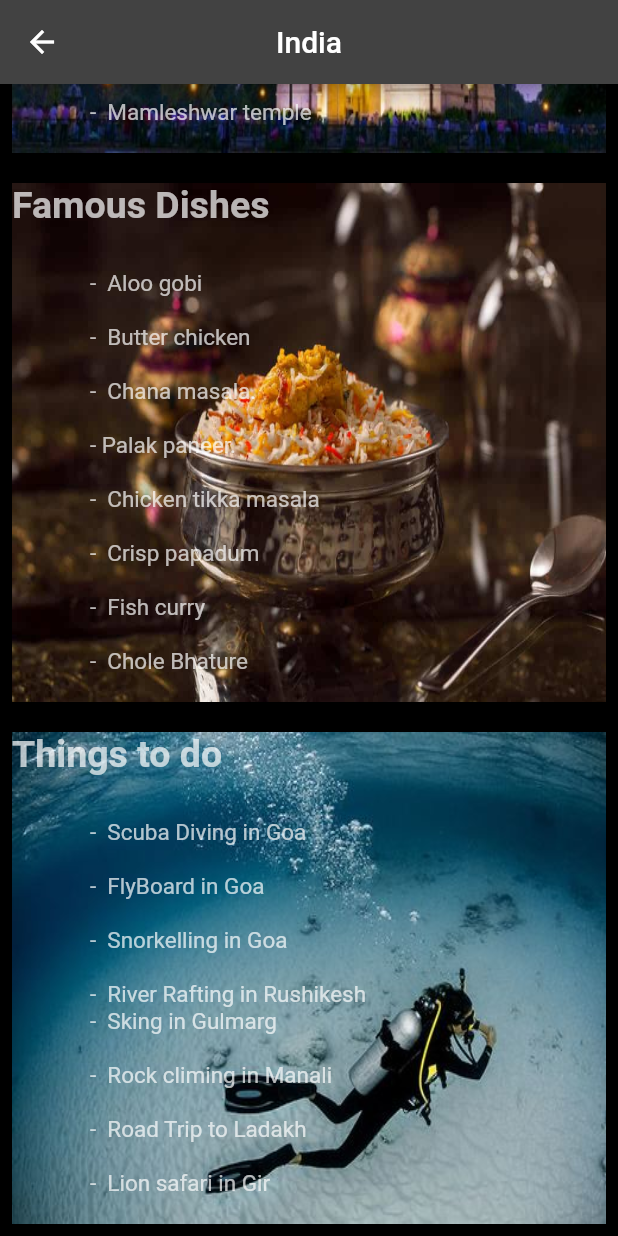
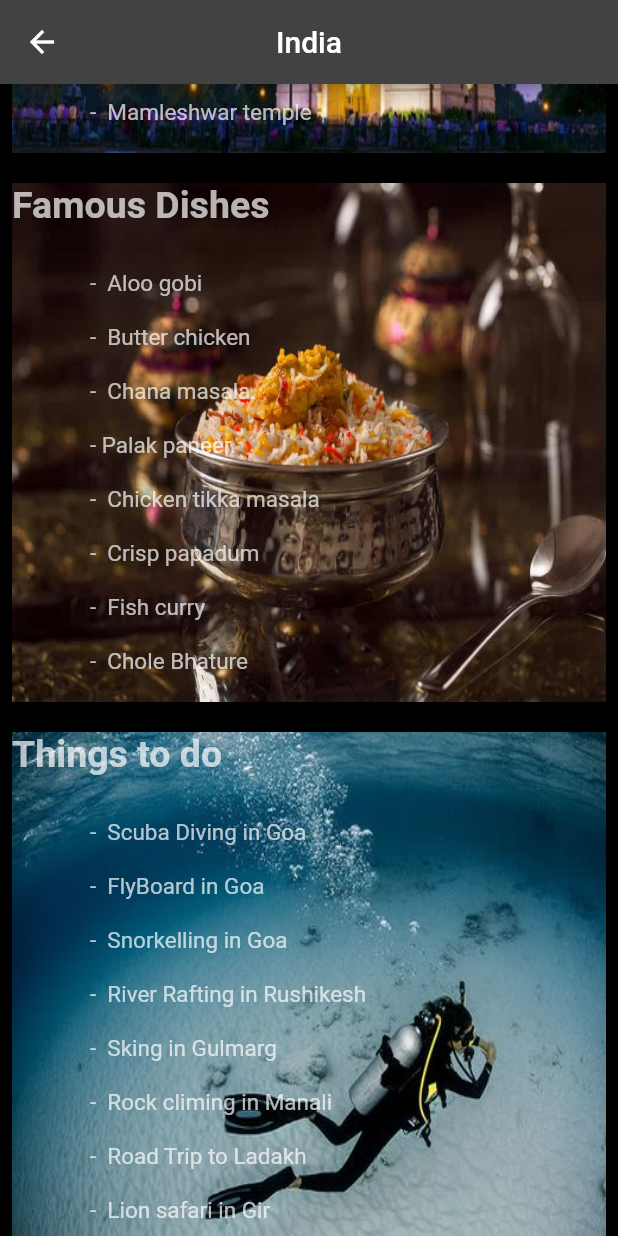
Before and after one commit to Shreyascreate/Random-Scala, a Flutter app: the India screen opened directly, scrolled down 328 dp, on a phone screen of 412 x 824 dp. Run offline on Flutter 3.47's test engine with Material 2 defaults, Android fonts, the phone set to English and light mode, and no system bars; our stand-ins replace flutter_spinkit; network calls fail.

Commit message:
New updated codes

```diff
--- a/lib/pages/India.dart
+++ b/lib/pages/India.dart
@@ -249,7 +249,7 @@ class _IndiaState extends State<India> {
                     )
                 ),
                 Text(
-                    '              -  River Rafting in Rushikesh',
+                    '              -  River Rafting in Rushikesh\n',
                     style: TextStyle(
                       fontSize: 15.0,
                       color: bgColor,
```
